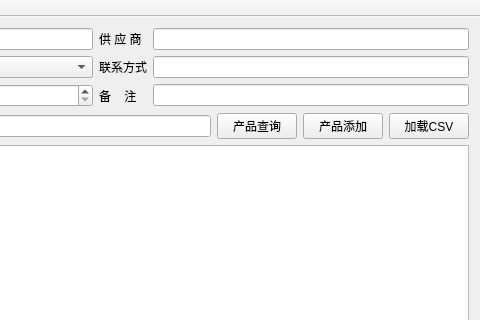
The window that mainwindow.ui (mengtianwxs/pms) describes before a commit, drawn with Qt 5; both pictures show x 665 to 1145 and y 0 to 320 of the 1145 by 731 pixel window.
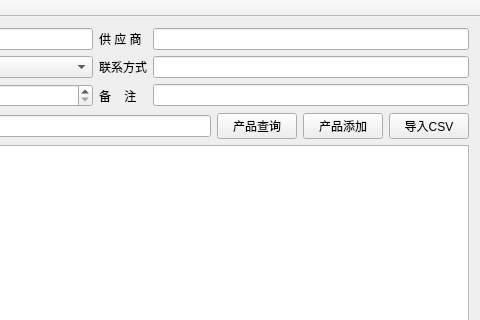
The same window after the commit.

```diff
--- a/mainwindow.ui
+++ b/mainwindow.ui
@@ -131,7 +131,7 @@
       <item>
        <widget class="QPushButton" name="pb_loadcsv">
         <property name="text">
-         <string>加载CSV</string>
+         <string>导入CSV</string>
         </property>
        </widget>
       </item>
```
